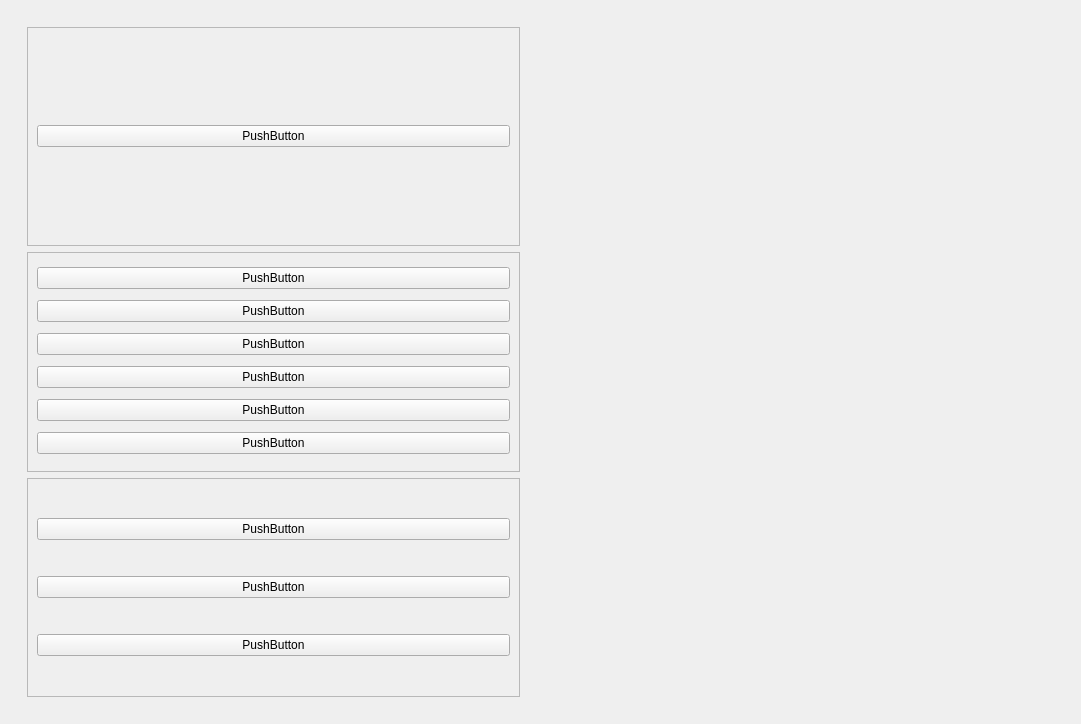
Qt form interfaz.ui (YoelSims/AplicacionV2-AndresBello) before a commit.
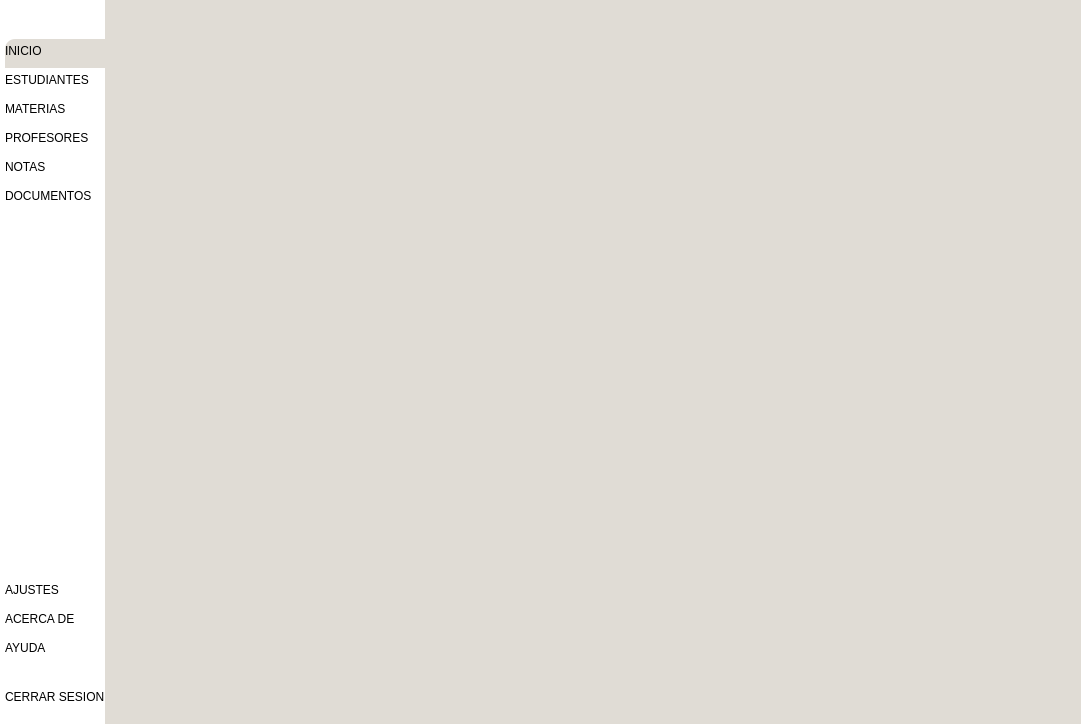
The same form after that commit. Icons and pictures are not drawn.

What changed in the file:
```diff
--- a/interfaz.ui
+++ b/interfaz.ui
@@ -13,15 +13,85 @@
   <property name="windowTitle">
    <string>MainWindow</string>
   </property>
-  <widget class="QWidget" name="centralwidget">
+  <property name="styleSheet">
+   <string notr="true">*{
+	border: none;
+	backgroudn-color: transparent;
+	background: none;
+	padding: 0;
+	margin:  0;
+	color: #000000;
+}
+
+#centralContenedor{
+	background-color: #e0dcd5;
+}
+
+#subMenuContenedorIzquierdo{
+	background-color: #ffffff;
+}
+
+#subMenuContenedorIzquierdo QPushButton{
+	text-align: left;
+	padding: 5px, 10px;
+	border-top-left-radius:10px;
+	border-botton-left-radius:10px;
+}</string>
+  </property>
+  <widget class="QWidget" name="centralContenedor">
    <layout class="QHBoxLayout" name="horizontalLayout">
-    <item>
+    <property name="spacing">
+     <number>0</number>
+    </property>
+    <property name="leftMargin">
+     <number>0</number>
+    </property>
+    <property name="topMargin">
+     <number>0</number>
+    </property>
+    <property name="rightMargin">
+     <number>0</number>
+    </property>
+    <property name="bottomMargin">
+     <number>0</number>
+    </property>
+    <item alignment="Qt::AlignLeft">
      <widget class="QWidget" name="menuContenedorIzquierdo" native="true">
       <layout class="QVBoxLayout" name="verticalLayout">
-       <item>
+       <property name="spacing">
+        <number>0</number>
+       </property>
+       <property name="leftMargin">
+        <number>0</number>
+       </property>
+       <property name="topMargin">
+        <number>0</number>
+       </property>
+       <property name="rightMargin">
+        <number>0</number>
+       </property>
+       <property name="bottomMargin">
+        <number>0</number>
+       </property>
+       <item alignment="Qt::AlignLeft">
         <widget class="QWidget" name="subMenuContenedorIzquierdo" native="true">
          <layout class="QVBoxLayout" name="verticalLayout_2">
-          <item>
+          <property name="spacing">
+           <number>0</number>
+          </property>
+          <property name="leftMargin">
+           <number>0</number>
+          </property>
+          <property name="topMargin">
+           <number>0</number>
+          </property>
+          <property name="rightMargin">
+           <number>0</number>
+          </property>
+          <property name="bottomMargin">
+           <number>0</number>
+          </property>
+          <item alignment="Qt::AlignTop">
            <widget class="QFrame" name="frame">
             <property name="frameShape">
              <enum>QFrame::StyledPanel</enum>
@@ -30,18 +100,52 @@
              <enum>QFrame::Raised</enum>
             </property>
             <layout class="QVBoxLayout" name="verticalLayout_3">
+             <property name="spacing">
+              <number>0</number>
+             </property>
+             <property name="leftMargin">
+              <number>5</number>
+             </property>
+             <property name="topMargin">
+              <number>0</number>
+             </property>
+             <property name="rightMargin">
+              <number>0</number>
+             </property>
+             <property name="bottomMargin">
+              <number>0</number>
+             </property>
              <item>
               <widget class="QPushButton" name="pushButton">
                <property name="text">
-                <string>PushButton</string>
+                <string/>
+               </property>
+               <property name="icon">
+                <iconset resource="Iconos/iconosNegros.qrc">
+                 <normaloff>:/blackIcons/Black/align-justify.svg</normaloff>:/blackIcons/Black/align-justify.svg</iconset>
+               </property>
+               <property name="iconSize">
+                <size>
+                 <width>32</width>
+                 <height>32</height>
+                </size>
                </property>
               </widget>
              </item>
             </layout>
            </widget>
           </item>
-          <item>
+          <item alignment="Qt::AlignTop">
            <widget class="QFrame" name="frame_2">
+            <property name="sizePolicy">
+             <sizepolicy hsizetype="Preferred" vsizetype="Expanding">
+              <horstretch>0</horstretch>
+              <verstretch>0</verstretch>
+             </sizepolicy>
+            </property>
+            <property name="contextMenuPolicy">
+             <enum>Qt::NoContextMenu</enum>
+            </property>
             <property name="frameShape">
              <enum>QFrame::StyledPanel</enum>
             </property>
@@ -49,45 +153,126 @@
              <enum>QFrame::Raised</enum>
             </property>
             <layout class="QVBoxLayout" name="verticalLayout_4">
+             <property name="spacing">
+              <number>0</number>
+             </property>
+             <property name="leftMargin">
+              <number>5</number>
+             </property>
+             <property name="topMargin">
+              <number>10</number>
+             </property>
+             <property name="rightMargin">
+              <number>0</number>
+             </property>
+             <property name="bottomMargin">
+              <number>10</number>
+             </property>
              <item>
-              <widget class="QPushButton" name="pushButton_2">
+              <widget class="QPushButton" name="inicioBoton">
+               <property name="toolTip">
+                <string>Inicio/</string>
+               </property>
+               <property name="styleSheet">
+                <string notr="true">background-color: #e0dcd5;</string>
+               </property>
                <property name="text">
-                <string>PushButton</string>
+                <string>INICIO</string>
                </property>
+               <property name="icon">
+                <iconset resource="Iconos/iconosNegros.qrc">
+                 <normaloff>:/blackIcons/Black/home.svg</normaloff>:/blackIcons/Black/home.svg</iconset>
+               </property>
+               <property name="iconSize">
+                <size>
+                 <width>32</width>
+                 <height>32</height>
+                </size>
+               </property>
               </widget>
              </item>
              <item>
               <widget class="QPushButton" name="pushButton_3">
                <property name="text">
-                <string>PushButton</string>
+                <string>ESTUDIANTES</string>
                </property>
+               <property name="icon">
+                <iconset resource="Iconos/iconosNegros.qrc">
+                 <normaloff>:/blackIcons/Black/user.svg</normaloff>:/blackIcons/Black/user.svg</iconset>
+               </property>
+               <property name="iconSize">
+                <size>
+                 <width>32</width>
+                 <height>32</height>
+                </size>
+               </property>
               </widget>
              </item>
              <item>
               <widget class="QPushButton" name="pushButton_4">
                <property name="text">
-                <string>PushButton</string>
+                <string>MATERIAS</string>
                </property>
+               <property name="icon">
+                <iconset resource="Iconos/iconosNegros.qrc">
+                 <normaloff>:/blackIcons/Black/layers.svg</normaloff>:/blackIcons/Black/layers.svg</iconset>
+               </property>
+               <property name="iconSize">
+                <size>
+                 <width>32</width>
+                 <height>32</height>
+                </size>
+               </property>
               </widget>
              </item>
              <item>
               <widget class="QPushButton" name="pushButton_5">
                <property name="text">
-                <string>PushButton</string>
+                <string>PROFESORES</string>
                </property>
+               <property name="icon">
+                <iconset resource="Iconos/iconosNegros.qrc">
+                 <normaloff>:/blackIcons/Black/users.svg</normaloff>:/blackIcons/Black/users.svg</iconset>
+               </property>
+               <property name="iconSize">
+                <size>
+                 <width>32</width>
+                 <height>32</height>
+                </size>
+               </property>
               </widget>
              </item>
              <item>
               <widget class="QPushButton" name="pushButton_6">
                <property name="text">
-                <string>PushButton</string>
+                <string>NOTAS</string>
                </property>
+               <property name="icon">
+                <iconset resource="Iconos/iconosNegros.qrc">
+                 <normaloff>:/blackIcons/Black/clipboard.svg</normaloff>:/blackIcons/Black/clipboard.svg</iconset>
+               </property>
+               <property name="iconSize">
+                <size>
+                 <width>32</width>
+                 <height>32</height>
+                </size>
+               </property>
               </widget>
              </item>
              <item>
               <widget class="QPushButton" name="pushButton_7">
                <property name="text">
-                <string>PushButton</string>
+                <string>DOCUMENTOS</string>
+               </property>
+               <property name="icon">
+                <iconset resource="Iconos/iconosNegros.qrc">
+                 <normaloff>:/blackIcons/Black/printer.svg</normaloff>:/blackIcons/Black/printer.svg</iconset>
+               </property>
+               <property name="iconSize">
+                <size>
+                 <width>32</width>
+                 <height>32</height>
+                </size>
                </property>
               </widget>
              </item>
@@ -95,6 +280,19 @@
            </widget>
           </item>
           <item>
+           <spacer name="verticalSpacer">
+            <property name="orientation">
+             <enum>Qt::Vertical</enum>
+            </property>
+            <property name="sizeHint" stdset="0">
+             <size>
+              <width>20</width>
+              <height>40</height>
+             </size>
+            </property>
+           </spacer>
+          </item>
+          <item alignment="Qt::AlignBottom">
            <widget class="QFrame" name="frame_3">
             <property name="frameShape">
              <enum>QFrame::StyledPanel</enum>
@@ -103,24 +301,116 @@
              <enum>QFrame::Raised</enum>
             </property>
             <layout class="QVBoxLayout" name="verticalLayout_5">
+             <property name="spacing">
+              <number>0</number>
+             </property>
+             <property name="leftMargin">
+              <number>5</number>
+             </property>
+             <property name="topMargin">
+              <number>10</number>
+             </property>
+             <property name="rightMargin">
+              <number>0</number>
+             </property>
+             <property name="bottomMargin">
+              <number>10</number>
+             </property>
              <item>
               <widget class="QPushButton" name="pushButton_8">
                <property name="text">
-                <string>PushButton</string>
+                <string>AJUSTES</string>
                </property>
+               <property name="icon">
+                <iconset resource="Iconos/iconosNegros.qrc">
+                 <normaloff>:/blackIcons/Black/settings.svg</normaloff>:/blackIcons/Black/settings.svg</iconset>
+               </property>
+               <property name="iconSize">
+                <size>
+                 <width>24</width>
+                 <height>24</height>
+                </size>
+               </property>
               </widget>
              </item>
              <item>
               <widget class="QPushButton" name="pushButton_9">
                <property name="text">
-                <string>PushButton</string>
+                <string>ACERCA DE</string>
                </property>
+               <property name="icon">
+                <iconset resource="Iconos/iconosNegros.qrc">
+                 <normaloff>:/blackIcons/Black/alert-circle.svg</normaloff>:/blackIcons/Black/alert-circle.svg</iconset>
+               </property>
+               <property name="iconSize">
+                <size>
+                 <width>24</width>
+                 <height>24</height>
+                </size>
+               </property>
               </widget>
              </item>
              <item>
               <widget class="QPushButton" name="pushButton_10">
                <property name="text">
-                <string>PushButton</string>
+                <string>AYUDA</string>
+               </property>
+               <property name="icon">
+                <iconset resource="Iconos/iconosNegros.qrc">
+                 <normaloff>:/blackIcons/Black/help-circle.svg</normaloff>:/blackIcons/Black/help-circle.svg</iconset>
+               </property>
+               <property name="iconSize">
+                <size>
+                 <width>24</width>
+                 <height>24</height>
+                </size>
+               </property>
+              </widget>
+             </item>
+            </layout>
+           </widget>
+          </item>
+          <item alignment="Qt::AlignBottom">
+           <widget class="QFrame" name="frame_4">
+            <property name="frameShape">
+             <enum>QFrame::StyledPanel</enum>
+            </property>
+            <property name="frameShadow">
+             <enum>QFrame::Raised</enum>
+            </property>
+            <layout class="QVBoxLayout" name="verticalLayout_6">
+             <property name="spacing">
+              <number>0</number>
+             </property>
+             <property name="leftMargin">
+              <number>5</number>
+             </property>
+             <property name="topMargin">
+              <number>10</number>
+             </property>
+             <property name="rightMargin">
+              <number>0</number>
+             </property>
+             <property name="bottomMargin">
+              <number>10</number>
+             </property>
+             <item>
+              <widget class="QPushButton" name="cerrarSesionBoton">
+               <property name="toolTip">
+                <string>Cerrar Sesion</string>
+               </property>
+               <property name="text">
+                <string>CERRAR SESION</string>
+               </property>
+               <property name="icon">
+                <iconset resource="Iconos/iconosNegros.qrc">
+                 <normaloff>:/blackIcons/Black/lock.svg</normaloff>:/blackIcons/Black/lock.svg</iconset>
+               </property>
+               <property name="iconSize">
+                <size>
+                 <width>24</width>
+                 <height>24</height>
+                </size>
                </property>
               </widget>
              </item>
@@ -134,7 +424,14 @@
      </widget>
     </item>
     <item>
-     <widget class="QWidget" name="principalCuerpoContenedor" native="true"/>
+     <widget class="QWidget" name="principalCuerpoContenedor" native="true">
+      <property name="sizePolicy">
+       <sizepolicy hsizetype="Expanding" vsizetype="Preferred">
+        <horstretch>0</horstretch>
+        <verstretch>0</verstretch>
+       </sizepolicy>
+      </property>
+     </widget>
     </item>
    </layout>
   </widget>
```
Left out of the diff: 50 changed lines with no effect on the pictures.
